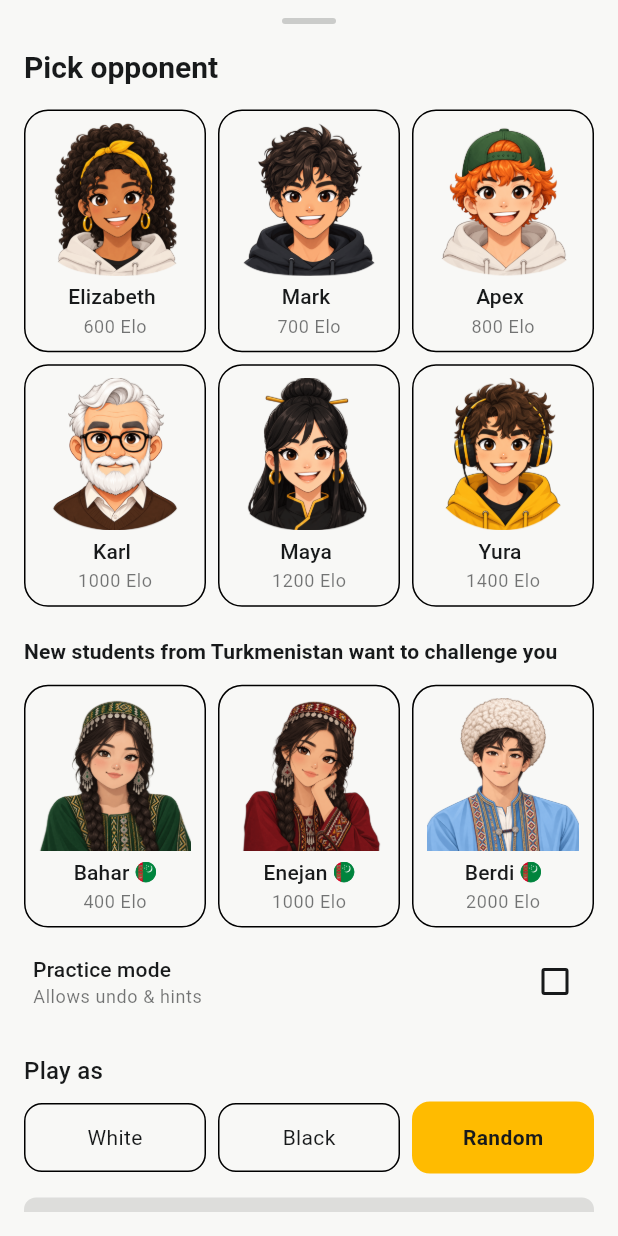
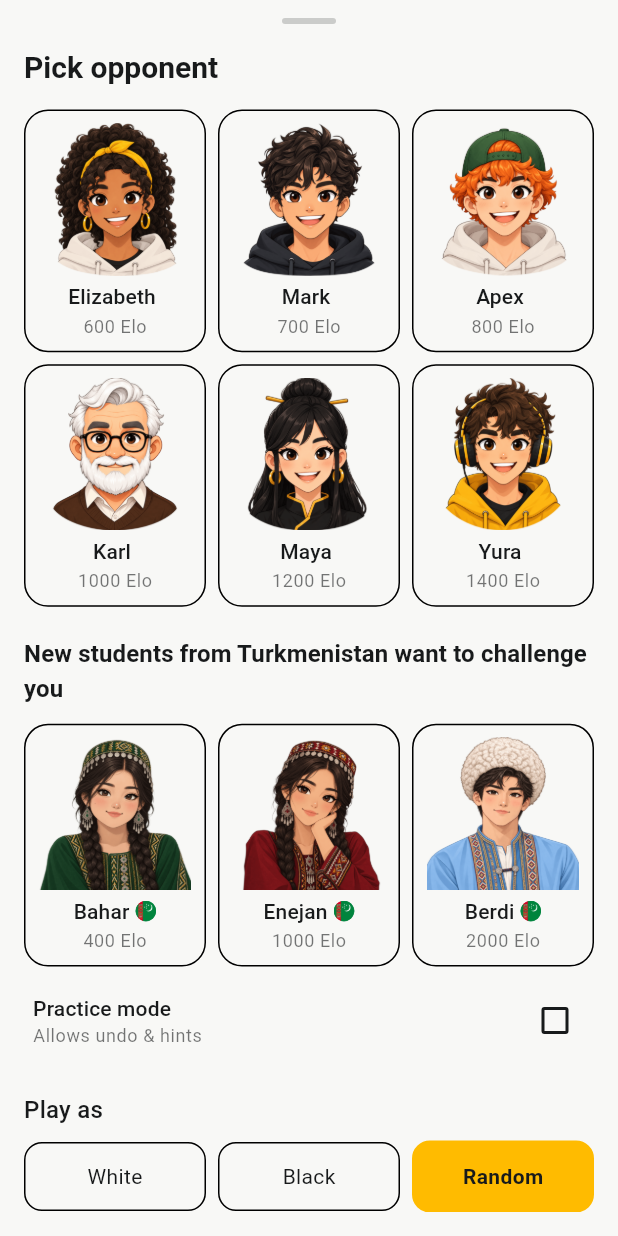
Before and after one commit to Shapak-Apps/kust, a Flutter app: the PickOpponentModal widget shown alone on an empty page, opened directly with empty values, on a phone screen of 412 x 824 dp. Run offline on Flutter 3.47's test engine with Material 3 defaults, Android fonts, the light colour scheme and no system bars; our stand-ins replace audioplayers, flutter_riverpod, flutter_svg, go_router, shared_preferences; missing offline and left inert: dartchess, stockfish; accounts and stored records are empty.

Commit message:
Update pick_opponent_modal.dart

```diff
--- a/lib/features/play/pick_opponent_modal.dart
+++ b/lib/features/play/pick_opponent_modal.dart
@@ -143,6 +143,7 @@ class _PickOpponentModalState extends State<PickOpponentModal> {
                   'New students from Turkmenistan want to challenge you',
                   style: theme.textTheme.titleSmall?.copyWith(
                     fontWeight: FontWeight.w600,
+                    fontSize: 16,
                   ),
                 ),
               ),
```
